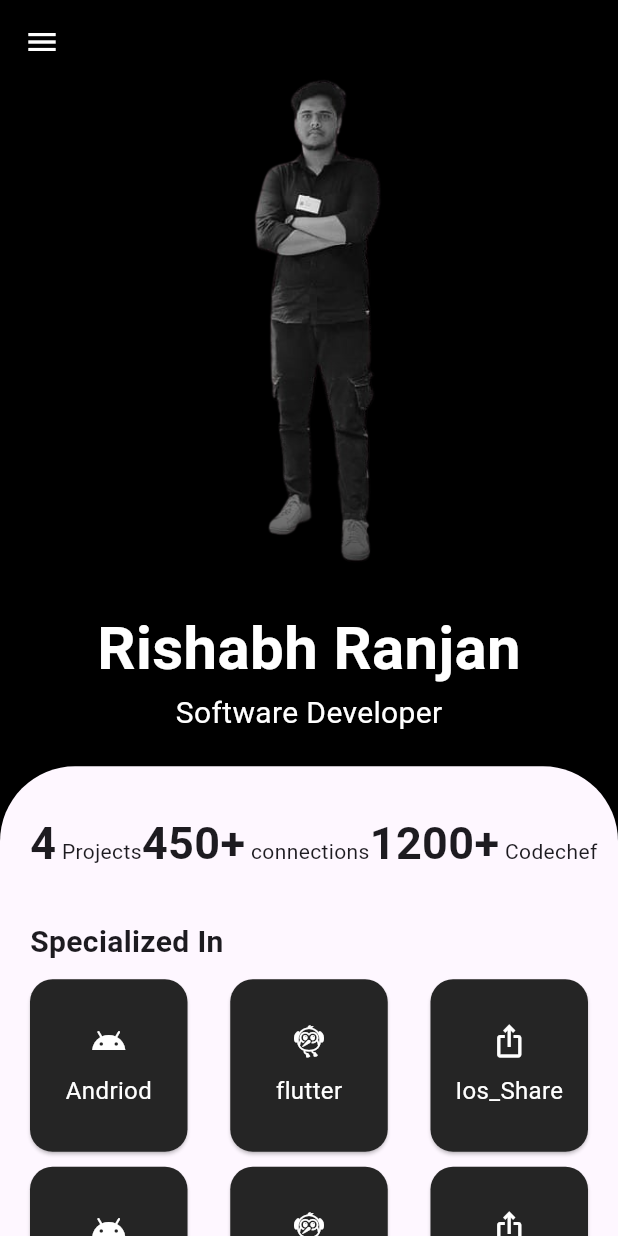
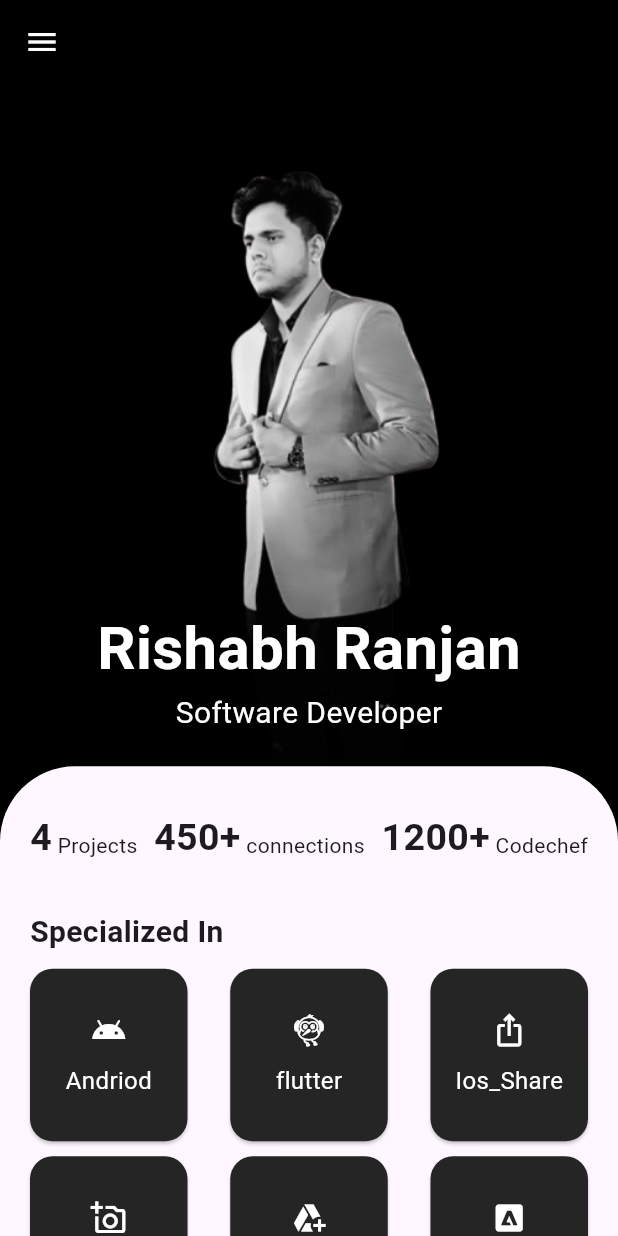
Before and after one commit to rishabh2310113/portfolio, a Flutter app: the screen it shows after launch, on a phone screen of 412 x 824 dp. Run offline on Flutter 3.47's test engine with Material 3 defaults, Android fonts, the phone set to English and light mode, and no system bars; our stand-ins replace sliding_sheet2.

Commit message:
updated profile picture and specialization

```diff
--- a/lib/home.dart
+++ b/lib/home.dart
@@ -15,7 +15,7 @@ class _MyHomeState extends State<MyHome> {
                     children: [
                       Text(num,
                              style: const TextStyle(
-                      fontSize: 30, fontWeight: FontWeight.bold,)),
+                      fontSize: 25, fontWeight: FontWeight.bold,)),
                       Container(
                         margin: const EdgeInsets.only(top: 10),
                         child:  Text(type),
@@ -113,7 +113,7 @@ class _MyHomeState extends State<MyHome> {
                     .createShader(bounds);
                 },
                 blendMode: BlendMode.dstIn,
-                child : Image.asset('assets/Port.png', height: 400, fit: BoxFit.contain,),),
+                child : Image.asset('assets/Port1.png', height: 570, fit: BoxFit.contain,),),
             ),
             Container(
               alignment: Alignment.center,
@@ -165,8 +165,6 @@ class _MyHomeState extends State<MyHome> {
               const SizedBox(
                             height: 10,
                           ),
-
-
               Column(
                children: [
                 Row(
@@ -179,22 +177,18 @@ class _MyHomeState extends State<MyHome> {
 
                 Row(
                   mainAxisAlignment: MainAxisAlignment.spaceBetween,
-                   children: [mySpec(Icons.android, 'Andriod'), mySpec(Icons.flutter_dash, 'flutter'), mySpec(Icons.ios_share, 'ios_share')],
+                   children: [mySpec(Icons.add_a_photo_outlined, 'PhotoGraphy'), mySpec(Icons.add_to_drive_outlined, 'G Drive'), mySpec(Icons.adobe_outlined, 'Adobe')],
                 ),
                 const SizedBox(
                   height: 10,
                 ),
-
-
                 Row(
                   mainAxisAlignment: MainAxisAlignment.spaceBetween,
-                   children: [mySpec(Icons.android, 'Andriod'), mySpec(Icons.flutter_dash, 'flutter'), mySpec(Icons.ios_share, 'ios_share')],
+                   children: [mySpec(Icons.apple_rounded, 'Apple'), mySpec(Icons.window_sharp, 'Windows'), mySpec(Icons.vpn_lock_outlined, 'VPN')],
                 ),
                 const SizedBox(
                   height: 10,
                 )
-
-
                ],
               )
             ],
```
Also changed, not shown: assets/Port.png (deleted), assets/Port1.png (added).
